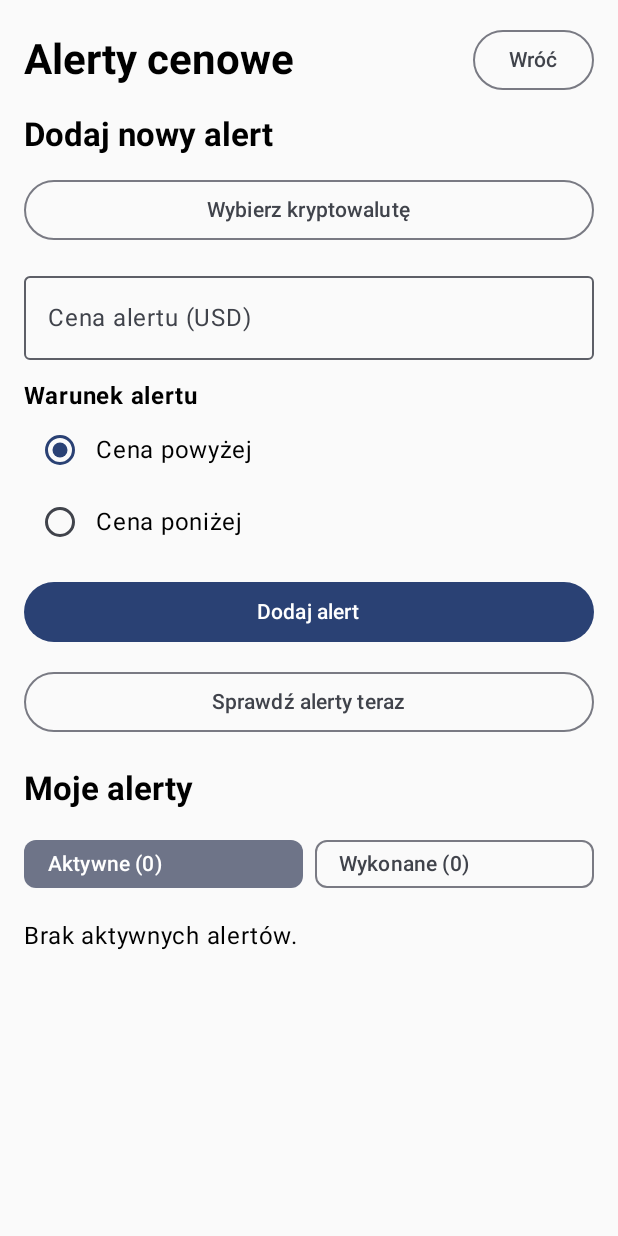
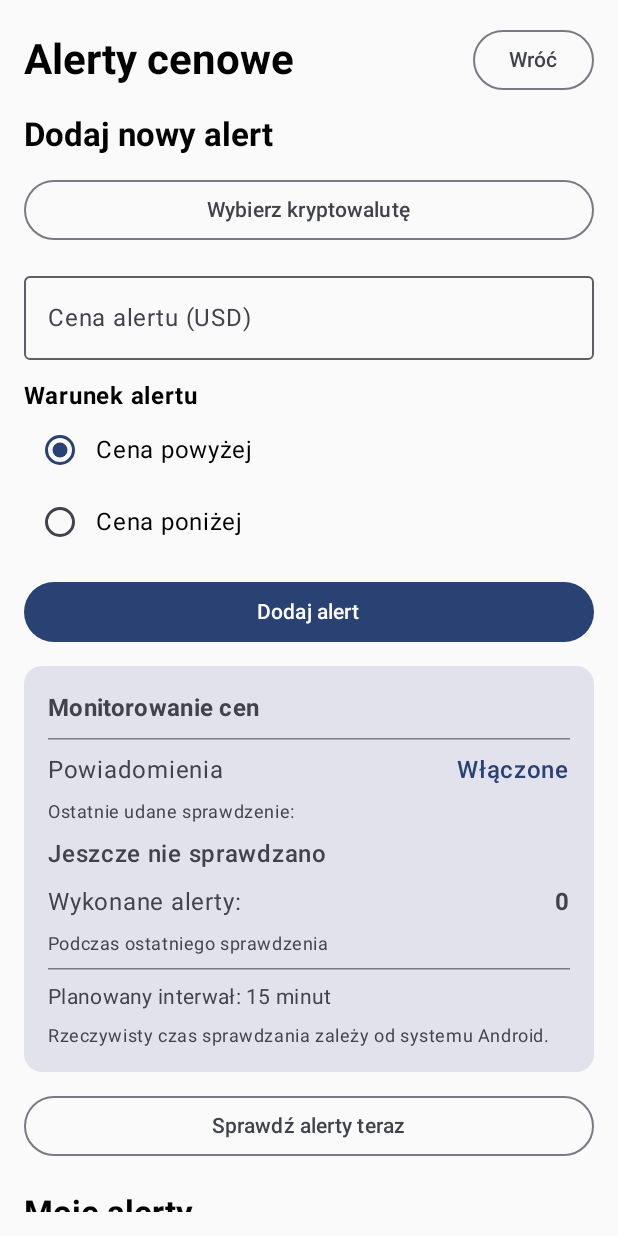
Before and after one commit to Smiian53696/CryptoBotMonitor, an Android app built with Jetpack Compose: the alerts screen opened through its navigation route, on a phone screen of 412 x 824 dp. Run offline under Robolectric (Android 15) with nearby library versions, the phone set to English and light mode, and no system bars; our stand-ins replace Firebase (no records; nobody signed in at launch, a user with empty details on screens opened directly).

Commit message:
Optymalizacja monitorowania cen w tle

```diff
--- /dev/null
+++ b/app/src/main/java/com/example/cryptobotmonitor/data/preferences/MonitoringPreferences.kt
@@ -0,0 +1,50 @@
+
+package com.example.cryptobotmonitor.data.preferences
+
+import android.content.Context
+
+data class MonitoringStatus(
+    val lastCheckTime: Long = 0L,
+    val completedAlerts: Int = 0
+)
+
+class MonitoringPreferences(context: Context) {
+
+    private val preferences = context.applicationContext
+        .getSharedPreferences(
+            "monitoring_preferences",
+            Context.MODE_PRIVATE
+        )
+
+    // Zapis ostatniego sprawdzenia alertów
+    fun saveLastCheck(
+        userId: String,
+        completedAlerts: Int
+    ) {
+        preferences.edit()
+            .putLong(
+                "${userId}_last_check_time",
+                System.currentTimeMillis()
+            )
+            .putInt(
+                "${userId}_completed_alerts",
+                completedAlerts
+            )
+            .apply()
+    }
+
+    // Pobranie informacji o monitorowaniu
+    fun getMonitoringStatus(userId: String): MonitoringStatus {
+
+        return MonitoringStatus(
+            lastCheckTime = preferences.getLong(
+                "${userId}_last_check_time",
+                0L
+            ),
+            completedAlerts = preferences.getInt(
+                "${userId}_completed_alerts",
+                0
+            )
+        )
+    }
+}
--- a/app/src/main/java/com/example/cryptobotmonitor/presentation/alerts/AlertsScreen.kt
+++ b/app/src/main/java/com/example/cryptobotmonitor/presentation/alerts/AlertsScreen.kt
@@ -178,7 +178,10 @@ fun AlertsScreen(
                 }
             }
         }
-
+        // Informacje o monitorowaniu cen
+        item {
+            MonitoringStatusCard()
+        }
         // Ręczne sprawdzanie alertów
         item {
             OutlinedButton(
--- /dev/null
+++ b/app/src/main/java/com/example/cryptobotmonitor/presentation/alerts/MonitoringStatusCard.kt
@@ -0,0 +1,186 @@
+
+package com.example.cryptobotmonitor.presentation.alerts
+
+import androidx.compose.foundation.layout.*
+import androidx.compose.material3.*
+import androidx.compose.runtime.*
+import androidx.compose.ui.Modifier
+import androidx.compose.ui.platform.LocalContext
+import androidx.compose.ui.text.font.FontWeight
+import androidx.compose.ui.unit.dp
+import com.example.cryptobotmonitor.data.preferences.MonitoringPreferences
+import com.example.cryptobotmonitor.data.preferences.MonitoringStatus
+import com.example.cryptobotmonitor.notification.NotificationHelper
+import com.google.firebase.auth.FirebaseAuth
+import kotlinx.coroutines.delay
+import java.text.SimpleDateFormat
+import java.util.Date
+import java.util.Locale
+
+@Composable
+fun MonitoringStatusCard(
+    modifier: Modifier = Modifier
+) {
+
+    val context = LocalContext.current
+
+    val preferences = remember(context) {
+        MonitoringPreferences(context)
+    }
+
+    var monitoringStatus by remember {
+        mutableStateOf(MonitoringStatus())
+    }
+
+    var notificationsEnabled by remember {
+        mutableStateOf(false)
+    }
+
+    // Aktualizacja informacji o monitorowaniu
+    LaunchedEffect(Unit) {
+
+        while (true) {
+
+            val userId = FirebaseAuth
+                .getInstance()
+                .currentUser?.uid
+
+            monitoringStatus = if (userId != null) {
+
+                preferences.getMonitoringStatus(userId)
+
+            } else {
+
+                MonitoringStatus()
+            }
+
+            notificationsEnabled =
+                NotificationHelper.canSendNotifications(context)
+
+            delay(3000)
+        }
+    }
+
+    Card(
+        modifier = modifier.fillMaxWidth(),
+        colors = CardDefaults.cardColors(
+            containerColor =
+                MaterialTheme.colorScheme.surfaceVariant
+        )
+    ) {
+
+        Column(
+            modifier = Modifier.padding(16.dp),
+            verticalArrangement = Arrangement.spacedBy(8.dp)
+        ) {
+
+            Text(
+                text = "Monitorowanie cen",
+                style = MaterialTheme.typography.titleMedium,
+                fontWeight = FontWeight.Bold
+            )
+
+            HorizontalDivider()
+
+            // Status powiadomień
+            Row(
+                modifier = Modifier.fillMaxWidth(),
+                horizontalArrangement =
+                    Arrangement.SpaceBetween
+            ) {
+
+                Text("Powiadomienia")
+
+                Text(
+                    text = if (notificationsEnabled) {
+                        "Włączone"
+                    } else {
+                        "Wyłączone"
+                    },
+                    color = if (notificationsEnabled) {
+                        MaterialTheme.colorScheme.primary
+                    } else {
+                        MaterialTheme.colorScheme.error
+                    },
+                    fontWeight = FontWeight.Medium
+                )
+            }
+
+            // Czas ostatniego sprawdzenia
+            Text(
+                text = "Ostatnie udane sprawdzenie:",
+                style = MaterialTheme.typography.bodySmall
+            )
+
+            Text(
+                text = formatCheckTime(
+                    monitoringStatus.lastCheckTime
+                ),
+                fontWeight = FontWeight.Medium
+            )
+
+            // Liczba wykonanych alertów
+            Row(
+                modifier = Modifier.fillMaxWidth(),
+                horizontalArrangement =
+                    Arrangement.SpaceBetween
+            ) {
+
+                Text(
+                    text = "Wykonane alerty:",
+                    modifier = Modifier.weight(1f)
+                )
+
+                Text(
+                    text = monitoringStatus
+                        .completedAlerts.toString(),
+                    fontWeight = FontWeight.Bold
+                )
+            }
+
+            Text(
+                text = "Podczas ostatniego sprawdzenia",
+                style = MaterialTheme.typography.bodySmall
+            )
+
+            HorizontalDivider()
+
+            Text(
+                text = "Planowany interwał: 15 minut",
+                style = MaterialTheme.typography.bodyMedium
+            )
+
+            Text(
+                text = "Rzeczywisty czas sprawdzania zależy od systemu Android.",
+                style = MaterialTheme.typography.bodySmall,
+                color =
+                    MaterialTheme.colorScheme.onSurfaceVariant
+            )
+
+            // Informacja o wyłączonych powiadomieniach
+            if (!notificationsEnabled) {
+
+                Text(
+                    text = "Włącz powiadomienia w ustawieniach telefonu, aby otrzymywać alerty cenowe.",
+                    color = MaterialTheme.colorScheme.error,
+                    style = MaterialTheme.typography.bodySmall
+                )
+            }
+        }
+    }
+}
+
+// Formatowanie daty ostatniego sprawdzenia
+private fun formatCheckTime(time: Long): String {
+
+    if (time == 0L) {
+        return "Jeszcze nie sprawdzano"
+    }
+
+    val formatter = SimpleDateFormat(
+        "dd.MM.yyyy, HH:mm:ss",
+        Locale.getDefault()
+    )
+
+    return formatter.format(Date(time))
+}
```
Also changed, not shown: app/src/main/java/com/example/cryptobotmonitor/notification/NotificationHelper.kt (+107 -23 lines), app/src/main/java/com/example/cryptobotmonitor/worker/PriceAlertWorker.kt (+203 -36 lines).
